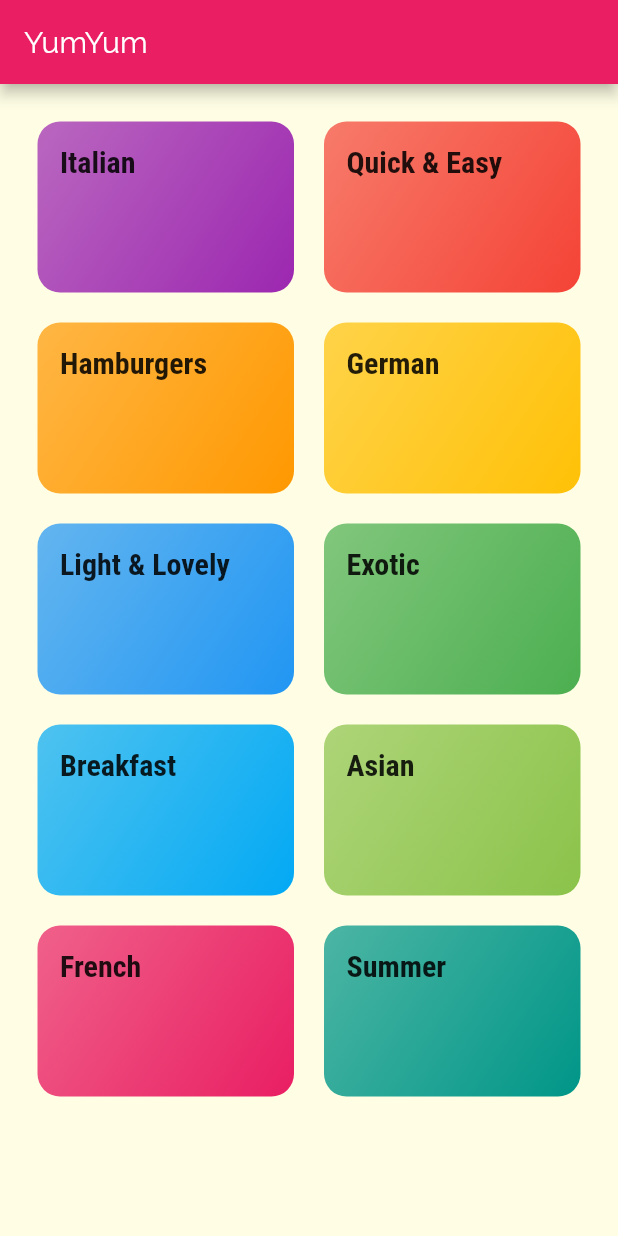
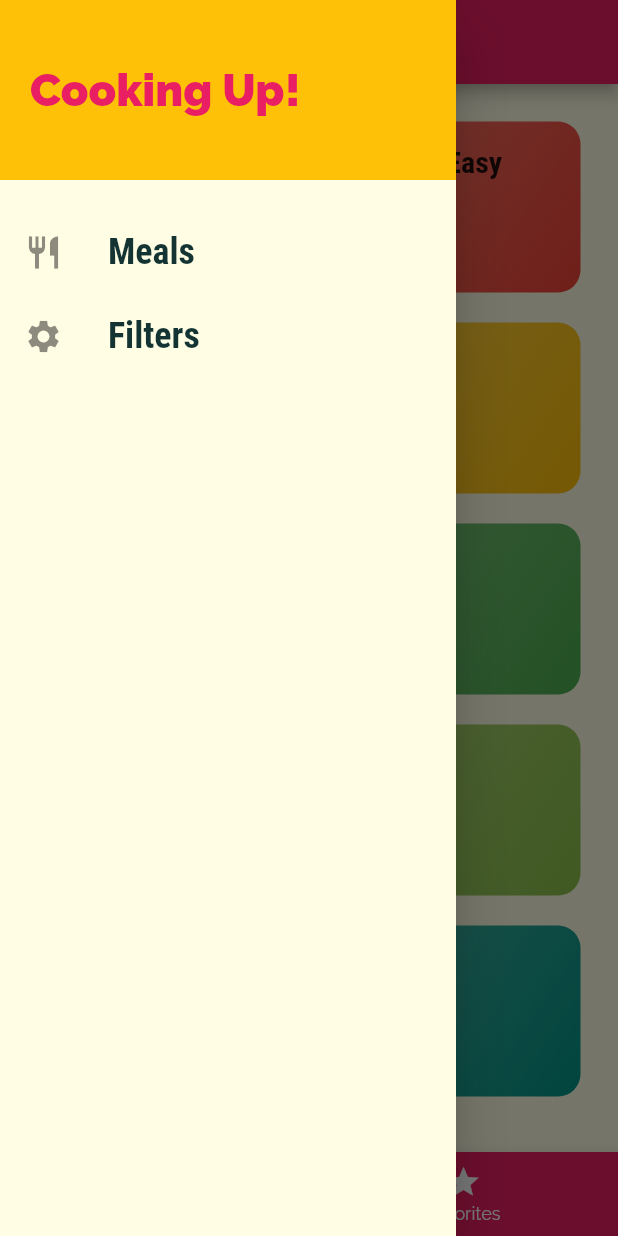
Before and after one commit to aalberti333/yumyum-meals, a Flutter app: the screen it shows after launch, with the side drawer open (before the commit the screen has no drawer), on a phone screen of 412 x 824 dp. Run offline on Flutter 3.47's test engine with Material 2 defaults, Android fonts, the phone set to English and light mode, and no system bars.

Commit message:
add drawer and appbar

```diff
--- a/lib/main.dart
+++ b/lib/main.dart
@@ -1,7 +1,9 @@
 import 'package:flutter/material.dart';
+import './screens/tabs_screen.dart';
 import './screens/meal_detail_screen.dart';
 import './screens/category_meals_screen.dart';
 import './screens/categories_screen.dart';
+import './screens/filters_screen.dart';
 
 void main() => runApp(MyApp());
 
@@ -25,9 +27,10 @@ class MyApp extends StatelessWidget {
       //home: CategoriesScreen(),
       initialRoute: '/',
       routes: {
-        '/': (ctx) => CategoriesScreen(),
+        '/': (ctx) => TabsScreen(),
         CategoryMealsScreen.routeName: (ctx) => CategoryMealsScreen(),
         MealDetailScreen.routeName: (ctx) => MealDetailScreen(),
+        FiltersScreen.routeName: (ctx) => FiltersScreen(),
       },
       onUnknownRoute: (settings) {
         return MaterialPageRoute(builder: (ctx) => CategoriesScreen());
--- a/lib/screens/categories_screen.dart
+++ b/lib/screens/categories_screen.dart
@@ -6,14 +6,11 @@ import '../widgets/category_item.dart';
 class CategoriesScreen extends StatelessWidget {
   @override
   Widget build(BuildContext context) {
-    return Scaffold(
-        appBar: AppBar(
-          title: const Text('YumYum'),
-        ),
-        body: GridView(
+    return GridView(
       padding: const EdgeInsets.all(25),
       children: DUMMY_CATEGORIES
-              .map((catData) => CategoryItem(catData.id, catData.title, catData.color))
+          .map((catData) =>
+              CategoryItem(catData.id, catData.title, catData.color))
           .toList(),
       gridDelegate: SliverGridDelegateWithMaxCrossAxisExtent(
         maxCrossAxisExtent: 200,
@@ -21,6 +18,6 @@ class CategoriesScreen extends StatelessWidget {
         crossAxisSpacing: 20,
         mainAxisSpacing: 20,
       ),
-        ));
+    );
   }
 }
--- /dev/null
+++ b/lib/screens/favorites_screen.dart
@@ -0,0 +1,10 @@
+import 'package:flutter/material.dart';
+
+class FavoritesScreen extends StatelessWidget {
+  @override
+  Widget build(BuildContext context) {
+    return Center(
+      child: Text('The Favorites'),
+    );
+  }
+}
--- /dev/null
+++ b/lib/screens/filters_screen.dart
@@ -0,0 +1,10 @@
+import 'package:flutter/material.dart';
+
+class FiltersScreen extends StatelessWidget {
+  static const routeName = '/filters';
+
+  @override
+  Widget build(BuildContext context) {
+    return Center(child: Text('Filters'));
+  }
+}
--- /dev/null
+++ b/lib/screens/tabs_screen.dart
@@ -0,0 +1,55 @@
+import 'package:flutter/material.dart';
+
+import '../widgets/main_drawer.dart';
+
+import './favorites_screen.dart';
+import './categories_screen.dart';
+
+class TabsScreen extends StatefulWidget {
+  @override
+  _TabsScreenState createState() => _TabsScreenState();
+}
+
+class _TabsScreenState extends State<TabsScreen> {
+  final List<Map<String, Object>> _pages = [
+    {'page': CategoriesScreen(), 'title': 'Categories'},
+    {'page': FavoritesScreen(), 'title': 'Your Favorite'},
+  ];
+  int _selectedPageIndex = 0;
+
+  void _selectPage(int index) {
+    setState(() {
+      _selectedPageIndex = index;
+    });
+  }
+
+  @override
+  Widget build(BuildContext context) {
+    return Scaffold(
+      appBar: AppBar(
+        title: Text(_pages[_selectedPageIndex]['title']),
+      ),
+      drawer: MainDrawer(),
+      body: _pages[_selectedPageIndex]['page'],
+      bottomNavigationBar: BottomNavigationBar(
+        onTap: _selectPage,
+        backgroundColor: Theme.of(context).primaryColor,
+        unselectedItemColor: Colors.white,
+        selectedItemColor: Theme.of(context).accentColor,
+        currentIndex: _selectedPageIndex,
+        items: [
+          BottomNavigationBarItem(
+            backgroundColor: Theme.of(context).primaryColor,
+            icon: Icon(Icons.blur_on),
+            title: Text('Categories'),
+          ),
+          BottomNavigationBarItem(
+            backgroundColor: Theme.of(context).primaryColor,
+            icon: Icon(Icons.star),
+            title: Text('Favorites'),
+          ),
+        ],
+      ),
+    );
+  }
+}
--- /dev/null
+++ b/lib/widgets/main_drawer.dart
@@ -0,0 +1,56 @@
+import 'package:flutter/material.dart';
+
+import '../screens/filters_screen.dart';
+
+class MainDrawer extends StatelessWidget {
+  Widget buildListTile(String title, IconData icon, Function tapHandler) {
+    return ListTile(
+      leading: Icon(
+        icon,
+        size: 26,
+      ),
+      title: Text(
+        title,
+        style: TextStyle(
+          fontFamily: 'RobotoCondensed',
+          fontSize: 24,
+          fontWeight: FontWeight.bold,
+        ),
+      ),
+      onTap: tapHandler,
+    );
+  }
+
+  @override
+  Widget build(BuildContext context) {
+    return Drawer(
+      child: Column(
+        children: <Widget>[
+          Container(
+              height: 120,
+              width: double.infinity,
+              padding: EdgeInsets.all(20),
+              alignment: Alignment.centerLeft,
+              color: Theme.of(context).accentColor,
+              child: Text(
+                'Cooking Up!',
+                style: TextStyle(
+                  fontWeight: FontWeight.w900,
+                  fontSize: 30,
+                  color: Theme.of(context).primaryColor,
+                ),
+              )),
+          SizedBox(
+            height: 20,
+          ),
+          buildListTile('Meals', Icons.restaurant, () {
+            Navigator.of(context).pushNamed('/');
+          }),
+          buildListTile('Filters', Icons.settings, () {
+            Navigator.of(context).pushNamed(FiltersScreen.routeName);
+          }),
+        ],
+      ),
+    );
+  }
+}
```
Lines whose indentation alone changed are shown as unchanged.
